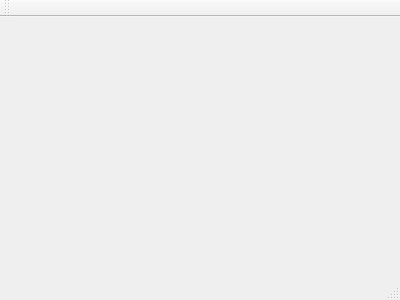
This is mainwindow.ui in ListeningDeath/Speedometer as Qt 5 draws it before an edit. The edited form follows.
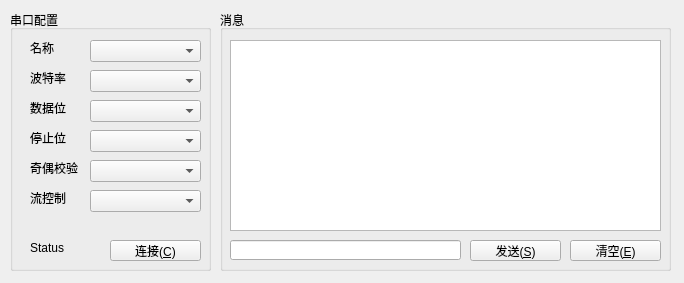
This is the edited form.

```diff
--- a/mainwindow.ui
+++ b/mainwindow.ui
@@ -1,24 +1,260 @@
 <ui version="4.0">
  <class>MainWindow</class>
- <widget class="QMainWindow" name="MainWindow" >
-  <property name="geometry" >
+ <widget class="QMainWindow" name="MainWindow">
+  <property name="geometry">
    <rect>
     <x>0</x>
     <y>0</y>
-    <width>400</width>
-    <height>300</height>
+    <width>684</width>
+    <height>283</height>
    </rect>
   </property>
   <property name="windowTitle" >
    <string>MainWindow</string>
   </property>
-  <widget class="QMenuBar" name="menuBar" />
-  <widget class="QToolBar" name="mainToolBar" />
-  <widget class="QWidget" name="centralWidget" />
-  <widget class="QStatusBar" name="statusBar" />
+  <widget class="QWidget" name="centralWidget">
+   <widget class="QGroupBox" name="gbSerialPortInfo">
+    <property name="geometry">
+     <rect>
+      <x>10</x>
+      <y>10</y>
+      <width>201</width>
+      <height>261</height>
+     </rect>
+    </property>
+    <property name="title">
+     <string>串口配置</string>
+    </property>
+    <widget class="QComboBox" name="cbSerialPortName">
+     <property name="geometry">
+      <rect>
+       <x>80</x>
+       <y>30</y>
+       <width>111</width>
+       <height>22</height>
+      </rect>
+     </property>
+    </widget>
+    <widget class="QLabel" name="lblSerialPortName">
+     <property name="geometry">
+      <rect>
+       <x>20</x>
+       <y>30</y>
+       <width>51</width>
+       <height>16</height>
+      </rect>
+     </property>
+     <property name="text">
+      <string>名称</string>
+     </property>
+    </widget>
+    <widget class="QComboBox" name="cbSerialPortBaudRate">
+     <property name="geometry">
+      <rect>
+       <x>80</x>
+       <y>60</y>
+       <width>111</width>
+       <height>22</height>
+      </rect>
+     </property>
+    </widget>
+    <widget class="QLabel" name="lblSerialPortBaudRate">
+     <property name="geometry">
+      <rect>
+       <x>20</x>
+       <y>60</y>
+       <width>51</width>
+       <height>16</height>
+      </rect>
+     </property>
+     <property name="text">
+      <string>波特率</string>
+     </property>
+    </widget>
+    <widget class="QComboBox" name="cbSerialPortDataBits">
+     <property name="geometry">
+      <rect>
+       <x>80</x>
+       <y>90</y>
+       <width>111</width>
+       <height>22</height>
+      </rect>
+     </property>
+    </widget>
+    <widget class="QLabel" name="lblSerialPortDataBit">
+     <property name="geometry">
+      <rect>
+       <x>20</x>
+       <y>90</y>
+       <width>51</width>
+       <height>16</height>
+      </rect>
+     </property>
+     <property name="text">
+      <string>数据位</string>
+     </property>
+    </widget>
+    <widget class="QComboBox" name="cbSerialPortStopBits">
+     <property name="geometry">
+      <rect>
+       <x>80</x>
+       <y>120</y>
+       <width>111</width>
+       <height>22</height>
+      </rect>
+     </property>
+    </widget>
+    <widget class="QLabel" name="lblSerialPortStopBit">
+     <property name="geometry">
+      <rect>
+       <x>20</x>
+       <y>120</y>
+       <width>51</width>
+       <height>16</height>
+      </rect>
+     </property>
+     <property name="text">
+      <string>停止位</string>
+     </property>
+    </widget>
+    <widget class="QComboBox" name="cbSerialPortParity">
+     <property name="geometry">
+      <rect>
+       <x>80</x>
+       <y>150</y>
+       <width>111</width>
+       <height>22</height>
+      </rect>
+     </property>
+    </widget>
+    <widget class="QLabel" name="lblSerialPortCheck">
+     <property name="geometry">
+      <rect>
+       <x>20</x>
+       <y>150</y>
+       <width>51</width>
+       <height>16</height>
+      </rect>
+     </property>
+     <property name="text">
+      <string>奇偶校验</string>
+     </property>
+    </widget>
+    <widget class="QPushButton" name="btnSerialPortConnect">
+     <property name="geometry">
+      <rect>
+       <x>100</x>
+       <y>230</y>
+       <width>91</width>
+       <height>21</height>
+      </rect>
+     </property>
+     <property name="text">
+      <string>连接(&amp;C)</string>
+     </property>
+    </widget>
+    <widget class="QLabel" name="lblSerialPortState">
+     <property name="geometry">
+      <rect>
+       <x>20</x>
+       <y>230</y>
+       <width>71</width>
+       <height>16</height>
+      </rect>
+     </property>
+     <property name="text">
+      <string>Status</string>
+     </property>
+    </widget>
+    <widget class="QLabel" name="lblSerialPortFlowControl">
+     <property name="geometry">
+      <rect>
+       <x>20</x>
+       <y>180</y>
+       <width>51</width>
+       <height>16</height>
+      </rect>
+     </property>
+     <property name="text">
+      <string>流控制</string>
+     </property>
+    </widget>
+    <widget class="QComboBox" name="cbSerialPortFlowControl">
+     <property name="geometry">
+      <rect>
+       <x>80</x>
+       <y>180</y>
+       <width>111</width>
+       <height>22</height>
+      </rect>
+     </property>
+    </widget>
+   </widget>
+   <widget class="QGroupBox" name="gbMessage">
+    <property name="geometry">
+     <rect>
+      <x>220</x>
+      <y>10</y>
+      <width>451</width>
+      <height>261</height>
+     </rect>
+    </property>
+    <property name="title">
+     <string>消息</string>
+    </property>
+    <widget class="QLineEdit" name="txtMessageSend">
+     <property name="geometry">
+      <rect>
+       <x>10</x>
+       <y>230</y>
+       <width>231</width>
+       <height>20</height>
+      </rect>
+     </property>
+    </widget>
+    <widget class="QPushButton" name="btnMessageSend">
+     <property name="geometry">
+      <rect>
+       <x>250</x>
+       <y>230</y>
+       <width>91</width>
+       <height>21</height>
+      </rect>
+     </property>
+     <property name="text">
+      <string>发送(&amp;S)</string>
+     </property>
+    </widget>
+    <widget class="QTextEdit" name="txtMessageReceived">
+     <property name="geometry">
+      <rect>
+       <x>10</x>
+       <y>30</y>
+       <width>431</width>
+       <height>191</height>
+      </rect>
+     </property>
+     <property name="readOnly">
+      <bool>true</bool>
+     </property>
+    </widget>
+    <widget class="QPushButton" name="btnMessageEmpty">
+     <property name="geometry">
+      <rect>
+       <x>350</x>
+       <y>230</y>
+       <width>91</width>
+       <height>21</height>
+      </rect>
+     </property>
+     <property name="text">
+      <string>清空(&amp;E)</string>
+     </property>
+    </widget>
+   </widget>
+  </widget>
  </widget>
- <layoutDefault spacing="6" margin="11" />
- <pixmapfunction></pixmapfunction>
+ <layoutdefault spacing="6" margin="11"/>
  <resources/>
  <connections/>
 </ui>
```
Left out of the diff: 3 changed lines with no effect on the pictures.
